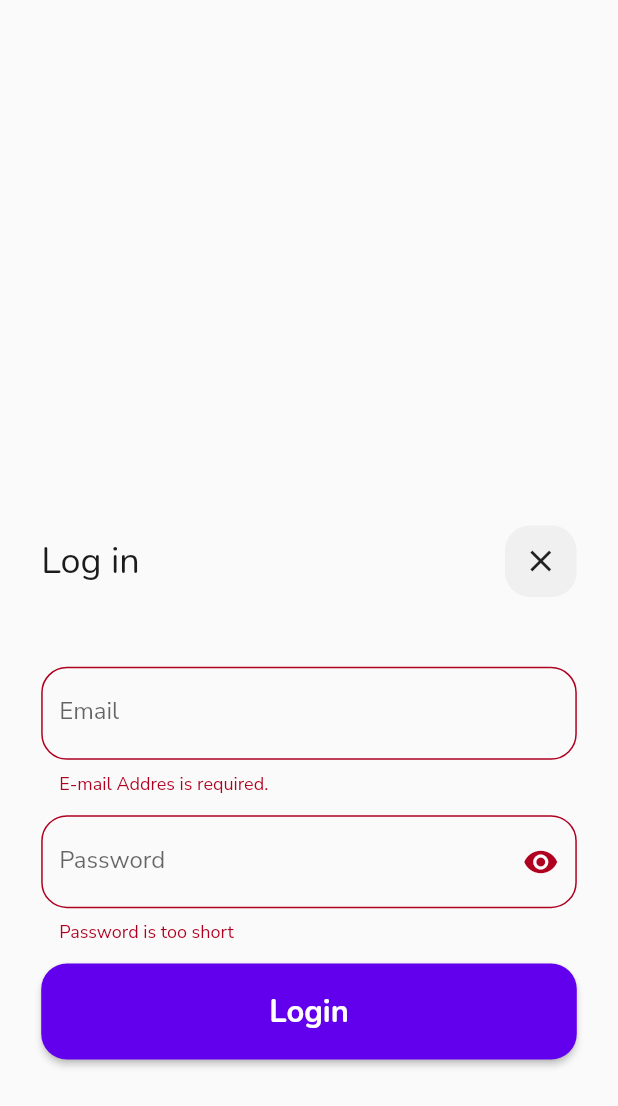
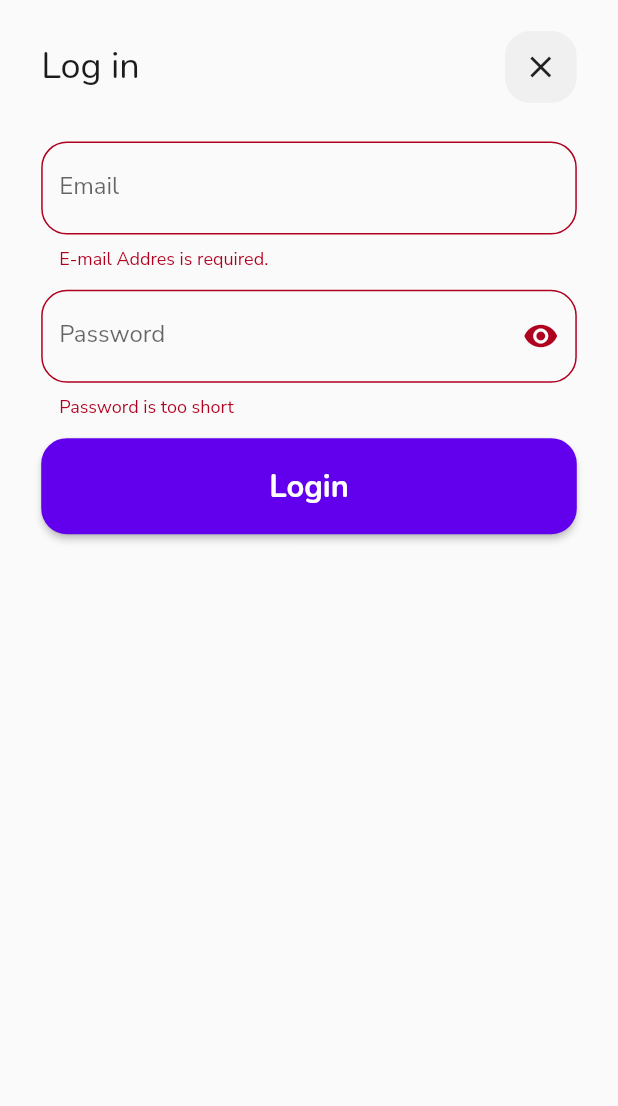
Before and after one commit to Guimmam/cards_app, a Flutter app: the LoginModalBottomSheet widget shown alone on an empty page, opened directly, after a tap on "Login", on a phone screen of 412 x 824 dp. Shown: the top 1106 px of the screen. Run offline on Flutter 3.47's test engine with Material 2 defaults, Android fonts, the phone set to English and light mode, and no system bars; our stand-ins replace device_info_plus, firebase_auth, firebase_core, flutter_screenutil, font_awesome_flutter, google_fonts; missing offline and left inert: flutter_displaymode; accounts and stored records are empty.

Commit message:
fixed some ui bugs

```diff
--- a/lib/presentation/widgets/login_modal_bottom_sheet.dart
+++ b/lib/presentation/widgets/login_modal_bottom_sheet.dart
@@ -1,8 +1,6 @@
-// ignore_for_file: await_only_futures
-import 'package:cards_app/main.dart';
 import 'package:cards_app/presentation/widgets/continue_with_button.dart';
 import 'package:firebase_auth/firebase_auth.dart';
-import 'package:firebase_core/firebase_core.dart';
+
 import 'package:flutter/material.dart';
 import 'package:flutter/services.dart';
 import 'package:flutter_screenutil/flutter_screenutil.dart';
@@ -18,11 +16,15 @@ class _LoginModalBottomSheetState extends State<LoginModalBottomSheet> {
   final GlobalKey<FormState> _key = GlobalKey<FormState>();
   final emailController = TextEditingController();
   final passwordController = TextEditingController();
+  final emailFocusNode = FocusNode();
+  final passwordFocusNode = FocusNode();
 
   @override
   void dispose() {
     emailController.dispose();
     passwordController.dispose();
+    emailFocusNode.dispose();
+    passwordFocusNode.dispose();
     super.dispose();
   }
 
@@ -30,21 +32,13 @@ class _LoginModalBottomSheetState extends State<LoginModalBottomSheet> {
 
   @override
   Widget build(BuildContext context) {
-    return Padding(
-      padding: MediaQuery.of(context).viewInsets,
-      child: DraggableScrollableSheet(
-        maxChildSize: 0.95,
-        initialChildSize: 0.6,
-        builder: (context, scrollController) => Container(
-            decoration: BoxDecoration(
-                color: Theme.of(context).scaffoldBackgroundColor,
-                borderRadius:
-                    BorderRadius.vertical(top: Radius.circular(15.r))),
+    return SingleChildScrollView(
+      child: Padding(
+        padding: EdgeInsets.only(left: 24.w, right: 24.w, top: 16.h),
         child: Column(
+          mainAxisSize: MainAxisSize.min,
           children: [
-                Padding(
-                  padding: EdgeInsets.only(left: 24.w, right: 24.w, top: 16.h),
-                  child: Row(
+            Row(
               mainAxisAlignment: MainAxisAlignment.spaceBetween,
               children: [
                 Text(
@@ -54,8 +48,7 @@ class _LoginModalBottomSheetState extends State<LoginModalBottomSheet> {
                 ClipRRect(
                   borderRadius: BorderRadius.all(Radius.circular(15.r)),
                   child: Container(
-                          color:
-                              Theme.of(context).brightness == Brightness.light
+                    color: Theme.of(context).brightness == Brightness.light
                         ? const Color(0xFFf0f0f0)
                         : const Color(0xFF222222),
                     child: IconButton(
@@ -68,12 +61,8 @@ class _LoginModalBottomSheetState extends State<LoginModalBottomSheet> {
                 )
               ],
             ),
-                ),
-                Expanded(
-                  child: ListView(
-                    padding:
-                        EdgeInsets.only(left: 24.w, right: 24.w, top: 16.h),
-                    controller: scrollController,
+            Column(
+              //padding: EdgeInsets.only(left: 24.w, right: 24.w, top: 16.h),
               children: [
                 SizedBox(height: 20.h),
                 Form(
@@ -82,8 +71,13 @@ class _LoginModalBottomSheetState extends State<LoginModalBottomSheet> {
                     child: Column(
                       children: [
                         TextFormField(
+                          onFieldSubmitted: (_) {
+                            passwordFocusNode.requestFocus();
+                          },
+                          focusNode: emailFocusNode,
+                          textInputAction: TextInputAction.next,
                           keyboardType: TextInputType.emailAddress,
-                                autofillHints: [AutofillHints.email],
+                          autofillHints: const [AutofillHints.email],
                           validator: validateEmail,
                           controller: emailController,
                           decoration: const InputDecoration(
@@ -92,7 +86,11 @@ class _LoginModalBottomSheetState extends State<LoginModalBottomSheet> {
                         ),
                         SizedBox(height: 10.h),
                         TextFormField(
-                                autofillHints: [AutofillHints.password],
+                          onFieldSubmitted: (_) {
+                            passwordFocusNode.unfocus();
+                          },
+                          focusNode: passwordFocusNode,
+                          autofillHints: const [AutofillHints.password],
                           keyboardType: TextInputType.visiblePassword,
                           validator: validatePassword,
                           controller: passwordController,
@@ -121,36 +119,43 @@ class _LoginModalBottomSheetState extends State<LoginModalBottomSheet> {
                           child: ContinueWithButton(
                               onPressed: () async {
                                 if (_key.currentState!.validate()) {
-                                        print('git');
-                                        await logiIn();
+                                  passwordFocusNode.unfocus();
+                                  final resault = await logiIn();
+                                  if (resault == null) {
                                     Navigator.of(context).pop();
+                                  } else {}
                                 }
                               },
                               text: 'Login',
                               icon: Container()),
-                              )
+                        ),
+                        SizedBox(height: 15.h)
                       ],
                     ),
                   ),
                 ),
               ],
             ),
+          ],
         ),
-              ],
-            )),
       ),
     );
   }
 
-  Future<void> logiIn() async {
+  Future<FirebaseAuthException?> logiIn() async {
     try {
       await FirebaseAuth.instance.signInWithEmailAndPassword(
         email: emailController.text.trim(),
         password: passwordController.text.trim(),
       );
     } on FirebaseAuthException catch (e) {
-      ScaffoldMessenger.of(context)
-          .showSnackBar(SnackBar(content: Text(e.toString())));
+      ScaffoldMessenger.of(context).showSnackBar(SnackBar(
+        content: Text(e.toString()),
+        duration: Duration(seconds: 10),
+        backgroundColor: Theme.of(context).errorColor,
+        behavior: SnackBarBehavior.floating,
+      ));
+      return e;
     }
   }
 }
--- a/pubspec.yaml
+++ b/pubspec.yaml
@@ -45,6 +45,7 @@ dependencies:
   flutter_displaymode: ^0.3.2
   flutter_launcher_icons: ^0.9.2
   equatable: ^2.0.3
+  device_info_plus: ^3.2.2
 
 
 
```
Also changed, not shown: lib/main.dart (+9 -3 lines), lib/presentation/screens/welcome_screen.dart (+6 -4 lines), lib/presentation/widgets/create_account_modal_bottom_sheet.dart (+70 -12 lines), pubspec.lock, 1 other file. Lines whose indentation alone changed are shown as unchanged.
